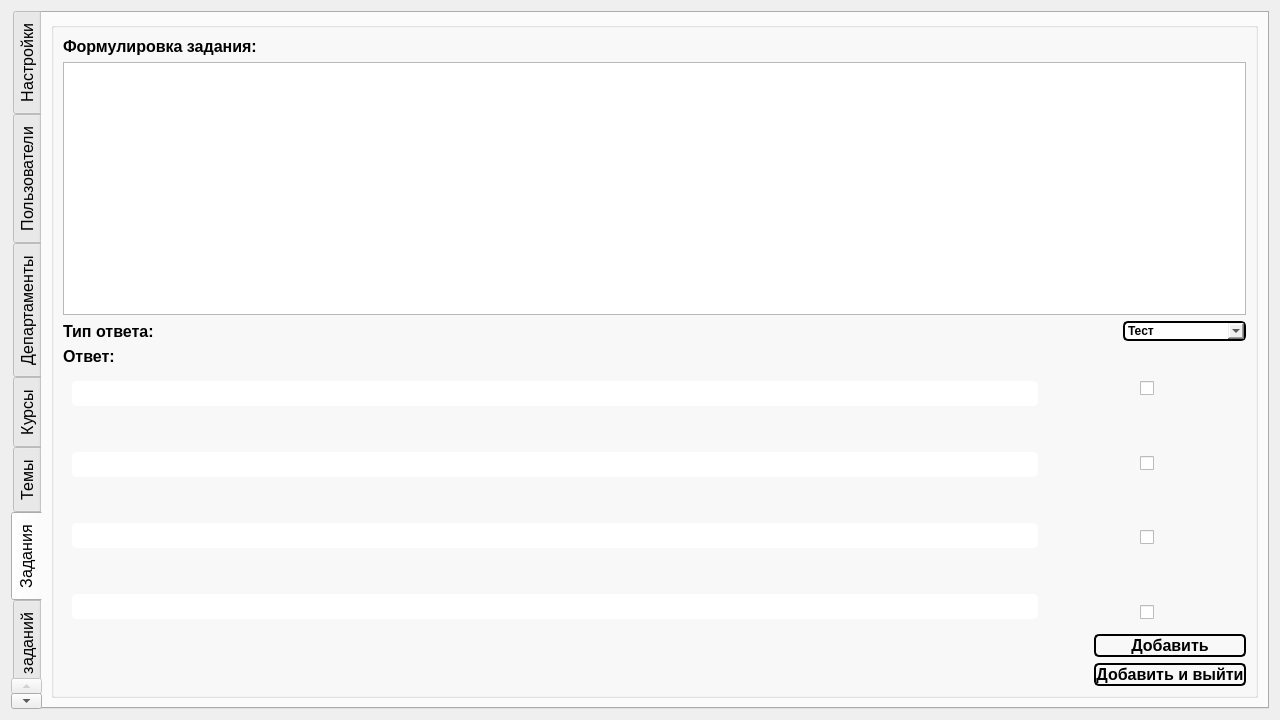
Qt form adminwin.ui (Rayzedan/SystemControlStudent) before a commit.
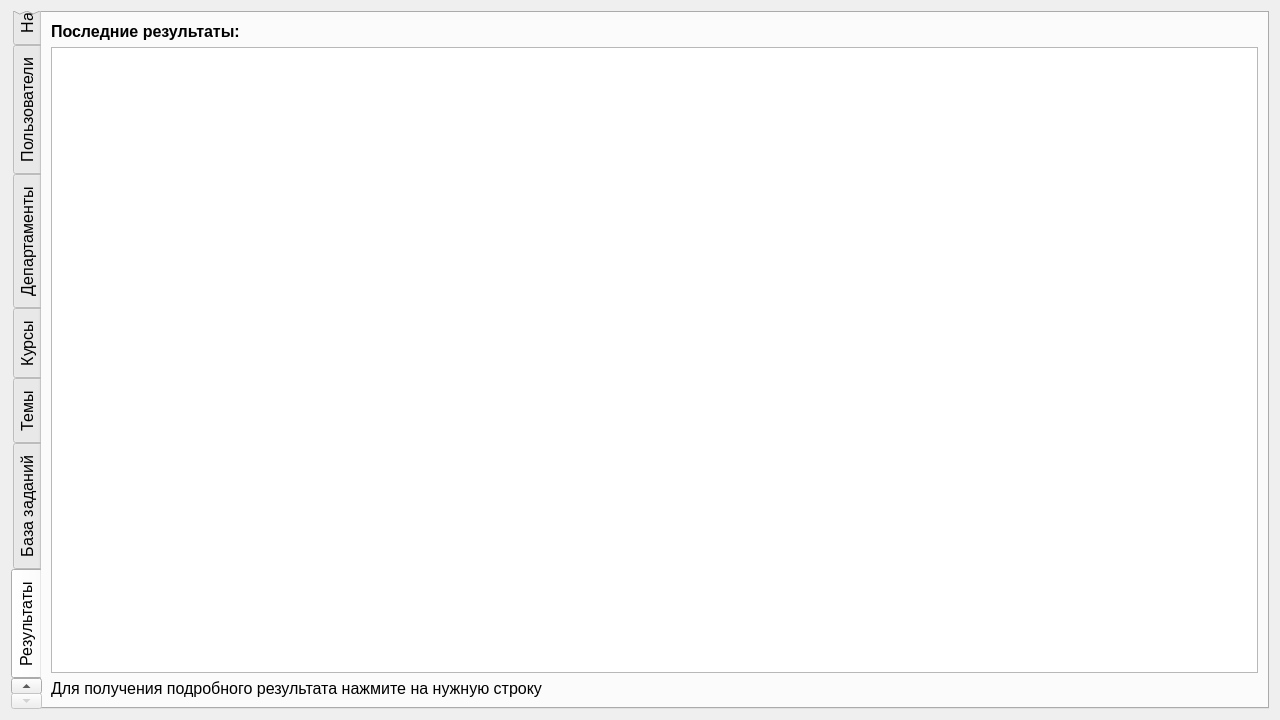
The same form after that commit. The open tabs and pages were chosen to show the change. Custom widgets are drawn as their Qt base class.

What changed in the file:
```diff
--- a/adminwin.ui
+++ b/adminwin.ui
@@ -977,373 +977,6 @@
        </item>
       </layout>
      </widget>
-     <widget class="QWidget" name="tab">
-      <attribute name="title">
-       <string>Задания</string>
-      </attribute>
-      <layout class="QVBoxLayout" name="verticalLayout_25">
-       <item>
-        <widget class="QGroupBox" name="groupBox_4">
-         <property name="font">
-          <font>
-           <italic>false</italic>
-           <bold>true</bold>
-          </font>
-         </property>
-         <property name="title">
-          <string/>
-         </property>
-         <layout class="QVBoxLayout" name="verticalLayout_24">
-          <item>
-           <widget class="QLabel" name="label_20">
-            <property name="font">
-             <font>
-              <pointsize>12</pointsize>
-              <bold>true</bold>
-             </font>
-            </property>
-            <property name="styleSheet">
-             <string notr="true">
-border-color: white;
-</string>
-            </property>
-            <property name="text">
-             <string>Формулировка задания:</string>
-            </property>
-           </widget>
-          </item>
-          <item>
-           <widget class="QTextEdit" name="textEdit">
-            <property name="font">
-             <font>
-              <pointsize>12</pointsize>
-             </font>
-            </property>
-           </widget>
-          </item>
-          <item>
-           <layout class="QHBoxLayout" name="horizontalLayout_7" stretch="1,10,1">
-            <item>
-             <widget class="QLabel" name="label_21">
-              <property name="font">
-               <font>
-                <pointsize>12</pointsize>
-                <bold>true</bold>
-               </font>
-              </property>
-              <property name="styleSheet">
-               <string notr="true">border-color: white;</string>
-              </property>
-              <property name="text">
-               <string>Тип ответа:</string>
-              </property>
-             </widget>
-            </item>
-            <item>
-             <spacer name="horizontalSpacer_7">
-              <property name="orientation">
-               <enum>Qt::Horizontal</enum>
-              </property>
-              <property name="sizeHint" stdset="0">
-               <size>
-                <width>40</width>
-                <height>20</height>
-               </size>
-              </property>
-             </spacer>
-            </item>
-            <item>
-             <widget class="QComboBox" name="comboBox_5">
-              <item>
-               <property name="text">
-                <string>Тест</string>
-               </property>
-              </item>
-              <item>
-               <property name="text">
-                <string>Свободный ввод</string>
-               </property>
-              </item>
-             </widget>
-            </item>
-           </layout>
-          </item>
-          <item>
-           <widget class="QLabel" name="label_22">
-            <property name="font">
-             <font>
-              <pointsize>12</pointsize>
-              <bold>true</bold>
-             </font>
-            </property>
-            <property name="styleSheet">
-             <string notr="true">border-color: white;</string>
-            </property>
-            <property name="text">
-             <string>Ответ:</string>
-            </property>
-           </widget>
-          </item>
-          <item>
-           <widget class="QStackedWidget" name="stackedWidget">
-            <property name="styleSheet">
-             <string notr="true"> border-color: white;</string>
-            </property>
-            <property name="currentIndex">
-             <number>1</number>
-            </property>
-            <widget class="QWidget" name="TextPage">
-             <layout class="QVBoxLayout" name="verticalLayout_11">
-              <item>
-               <widget class="QTextEdit" name="textEdit_2">
-                <property name="styleSheet">
-                 <string notr="true"> border-color: gray;</string>
-                </property>
-               </widget>
-              </item>
-             </layout>
-            </widget>
-            <widget class="QWidget" name="TestPage">
-             <layout class="QVBoxLayout" name="verticalLayout_21">
-              <item>
-               <layout class="QHBoxLayout" name="horizontalLayout_8" stretch="10,1,1">
-                <item>
-                 <layout class="QVBoxLayout" name="verticalLayout_22">
-                  <item>
-                   <widget class="QLineEdit" name="TextAns1">
-                    <property name="font">
-                     <font>
-                      <pointsize>12</pointsize>
-                      <bold>true</bold>
-                      <underline>false</underline>
-                      <strikeout>false</strikeout>
-                     </font>
-                    </property>
-                   </widget>
-                  </item>
-                  <item>
-                   <spacer name="verticalSpacer_13">
-                    <property name="orientation">
-                     <enum>Qt::Vertical</enum>
-                    </property>
-                    <property name="sizeHint" stdset="0">
-                     <size>
-                      <width>20</width>
-                      <height>40</height>
-                     </size>
-                    </property>
-                   </spacer>
-                  </item>
-                  <item>
-                   <widget class="QLineEdit" name="TextAns2">
-                    <property name="font">
-                     <font>
-                      <pointsize>12</pointsize>
-                      <bold>true</bold>
-                      <underline>false</underline>
-                      <strikeout>false</strikeout>
-                     </font>
-                    </property>
-                   </widget>
-                  </item>
-                  <item>
-                   <spacer name="verticalSpacer_14">
-                    <property name="orientation">
-                     <enum>Qt::Vertical</enum>
-                    </property>
-                    <property name="sizeHint" stdset="0">
-                     <size>
-                      <width>20</width>
-                      <height>40</height>
-                     </size>
-                    </property>
-                   </spacer>
-                  </item>
-                  <item>
-                   <widget class="QLineEdit" name="TextAns3">
-                    <property name="font">
-                     <font>
-                      <pointsize>12</pointsize>
-                      <bold>true</bold>
-                      <underline>false</underline>
-                      <strikeout>false</strikeout>
-                     </font>
-                    </property>
-                   </widget>
-                  </item>
-                  <item>
-                   <spacer name="verticalSpacer_16">
-                    <property name="orientation">
-                     <enum>Qt::Vertical</enum>
-                    </property>
-                    <property name="sizeHint" stdset="0">
-                     <size>
-                      <width>20</width>
-                      <height>40</height>
-                     </size>
-                    </property>
-                   </spacer>
-                  </item>
-                  <item>
-                   <widget class="QLineEdit" name="TextAns4">
-                    <property name="font">
-                     <font>
-                      <pointsize>12</pointsize>
-                      <bold>true</bold>
-                      <underline>false</underline>
-                      <strikeout>false</strikeout>
-                     </font>
-                    </property>
-                   </widget>
-                  </item>
-                 </layout>
-                </item>
-                <item>
-                 <spacer name="horizontalSpacer_8">
-                  <property name="orientation">
-                   <enum>Qt::Horizontal</enum>
-                  </property>
-                  <property name="sizeHint" stdset="0">
-                   <size>
-                    <width>40</width>
-                    <height>20</height>
-                   </size>
-                  </property>
-                 </spacer>
-                </item>
-                <item>
-                 <layout class="QVBoxLayout" name="verticalLayout_23">
-                  <item>
-                   <widget class="QCheckBox" name="ChAns1">
-                    <property name="text">
-                     <string/>
-                    </property>
-                   </widget>
-                  </item>
-                  <item>
-                   <spacer name="verticalSpacer_17">
-                    <property name="orientation">
-                     <enum>Qt::Vertical</enum>
-                    </property>
-                    <property name="sizeHint" stdset="0">
-                     <size>
-                      <width>20</width>
-                      <height>40</height>
-                     </size>
-                    </property>
-                   </spacer>
-                  </item>
-                  <item>
-                   <widget class="QCheckBox" name="ChAns2">
-                    <property name="text">
-                     <string/>
-                    </property>
-                   </widget>
-                  </item>
-                  <item>
-                   <spacer name="verticalSpacer_18">
-                    <property name="orientation">
-                     <enum>Qt::Vertical</enum>
-                    </property>
-                    <property name="sizeHint" stdset="0">
-                     <size>
-                      <width>20</width>
-                      <height>40</height>
-                     </size>
-                    </property>
-                   </spacer>
-                  </item>
-                  <item>
-                   <widget class="QCheckBox" name="ChAns3">
-                    <property name="text">
-                     <string/>
-                    </property>
-                   </widget>
-                  </item>
-                  <item>
-                   <spacer name="verticalSpacer_19">
-                    <property name="orientation">
-                     <enum>Qt::Vertical</enum>
-                    </property>
-                    <property name="sizeHint" stdset="0">
-                     <size>
-                      <width>20</width>
-                      <height>40</height>
-                     </size>
-                    </property>
-                   </spacer>
-                  </item>
-                  <item>
-                   <widget class="QCheckBox" name="ChAns4">
-                    <property name="text">
-                     <string/>
-                    </property>
-                   </widget>
-                  </item>
-                 </layout>
-                </item>
-               </layout>
-              </item>
-             </layout>
-            </widget>
-           </widget>
-          </item>
-          <item>
-           <layout class="QHBoxLayout" name="horizontalLayout_9">
-            <item>
-             <spacer name="horizontalSpacer_9">
-              <property name="orientation">
-               <enum>Qt::Horizontal</enum>
-              </property>
-              <property name="sizeHint" stdset="0">
-               <size>
-                <width>40</width>
-                <height>20</height>
-               </size>
-              </property>
-             </spacer>
-            </item>
-            <item>
-             <layout class="QVBoxLayout" name="verticalLayout_10">
-              <item>
-               <widget class="QPushButton" name="pushButton_4">
-                <property name="font">
-                 <font>
-                  <pointsize>12</pointsize>
-                  <bold>true</bold>
-                  <underline>false</underline>
-                  <strikeout>false</strikeout>
-                 </font>
-                </property>
-                <property name="text">
-                 <string>Добавить</string>
-                </property>
-               </widget>
-              </item>
-              <item>
-               <widget class="QPushButton" name="pushButton_5">
-                <property name="font">
-                 <font>
-                  <pointsize>12</pointsize>
-                  <bold>true</bold>
-                  <underline>false</underline>
-                  <strikeout>false</strikeout>
-                 </font>
-                </property>
-                <property name="text">
-                 <string>Добавить и выйти</string>
-                </property>
-               </widget>
-              </item>
-             </layout>
-            </item>
-           </layout>
-          </item>
-         </layout>
-        </widget>
-       </item>
-      </layout>
-     </widget>
      <widget class="QWidget" name="tab_3">
       <attribute name="title">
        <string>База заданий</string>
```
Left out of the diff: 2 changed lines with no effect on the pictures.
